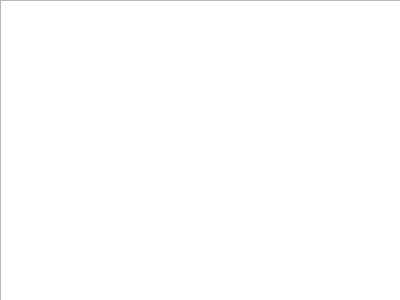
sebek5000/puzzle, file scoreboard.ui: the form before one commit.
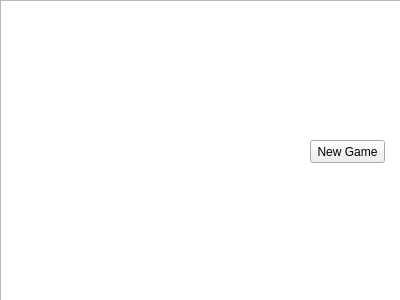
The form after the commit.

Commit message: Change scoreboard to work from templates , add second template for time factor.

```diff
--- a/scoreboard.ui
+++ b/scoreboard.ui
@@ -23,6 +23,19 @@
     </rect>
    </property>
   </widget>
+  <widget class="QPushButton" name="newGameButton">
+   <property name="geometry">
+    <rect>
+     <x>310</x>
+     <y>140</y>
+     <width>75</width>
+     <height>23</height>
+    </rect>
+   </property>
+   <property name="text">
+    <string>New Game</string>
+   </property>
+  </widget>
  </widget>
  <resources/>
  <connections/>
```
The commit also changes 6 other files.
